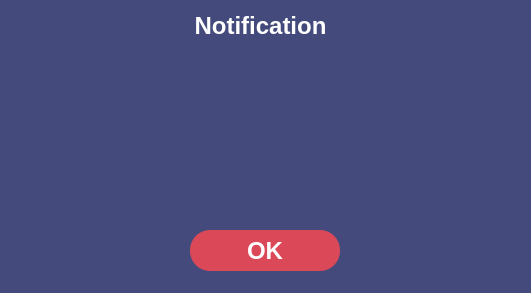
This is device_app/guiModules/ui_files/notificationDialog.ui in TKT-inc/low-cost-thermal-camera-device as Qt 5 draws it before an edit. The edited form follows.
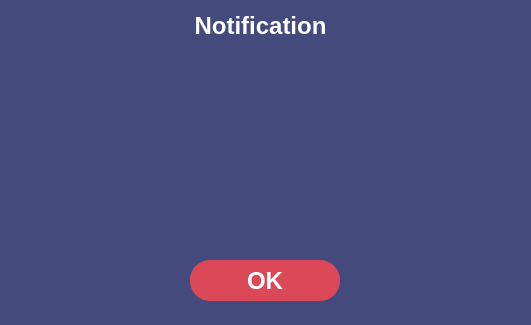
This is the edited form. Icons and pictures are not drawn.

Commit message: add manual wifi connect + add timeout for noti

The edit to the form file:
```diff
--- a/device_app/guiModules/ui_files/notificationDialog.ui
+++ b/device_app/guiModules/ui_files/notificationDialog.ui
@@ -7,7 +7,7 @@
     <x>0</x>
     <y>0</y>
     <width>531</width>
-    <height>293</height>
+    <height>325</height>
    </rect>
   </property>
   <property name="windowTitle">
@@ -44,7 +44,7 @@
    <property name="geometry">
     <rect>
      <x>190</x>
-     <y>230</y>
+     <y>260</y>
      <width>150</width>
      <height>41</height>
     </rect>
@@ -87,7 +87,7 @@
    <property name="geometry">
     <rect>
      <x>80</x>
-     <y>70</y>
+     <y>60</y>
      <width>381</width>
      <height>131</height>
     </rect>
@@ -104,6 +104,27 @@
     <set>Qt::AlignCenter</set>
    </property>
   </widget>
+  <widget class="QLabel" name="timeout_noti">
+   <property name="geometry">
+    <rect>
+     <x>20</x>
+     <y>210</y>
+     <width>491</width>
+     <height>31</height>
+    </rect>
+   </property>
+   <property name="font">
+    <font>
+     <pointsize>14</pointsize>
+    </font>
+   </property>
+   <property name="text">
+    <string/>
+   </property>
+   <property name="alignment">
+    <set>Qt::AlignCenter</set>
+   </property>
+  </widget>
  </widget>
  <resources/>
  <connections>
```
The commit also changes 7 other files.
